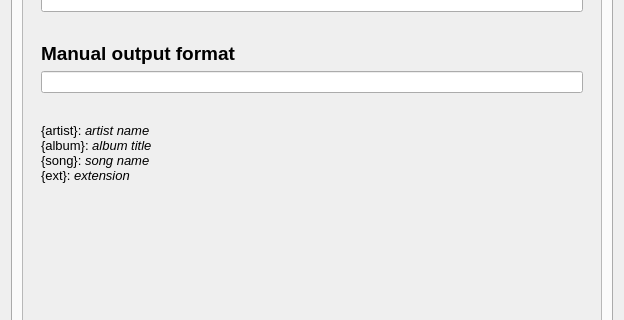
Old version of the form res/ui/preferenceswindow.ui in the repository Docheinstein/music-dragon; both pictures show x 0 to 624 and y 383 to 703 of the 624 by 821 pixel window.
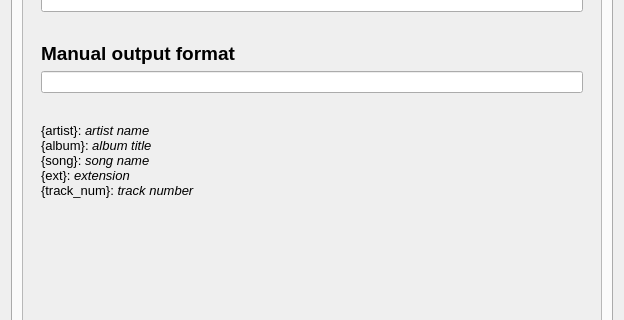
New version of the form. Icons and pictures are not drawn. Custom widgets are drawn as their Qt base class.

Commit message: Add {track_num} to output format

Patch:
```diff
--- a/res/ui/preferenceswindow.ui
+++ b/res/ui/preferenceswindow.ui
@@ -286,7 +286,7 @@
               <item>
                <widget class="QLabel" name="label_4">
                 <property name="text">
-                 <string>&lt;html&gt;&lt;head/&gt;&lt;body&gt;&lt;p&gt;&lt;span style=&quot; font-size:10pt;&quot;&gt;{artist}: &lt;/span&gt;&lt;span style=&quot; font-size:10pt; font-style:italic;&quot;&gt;artist name&lt;/span&gt;&lt;span style=&quot; font-size:10pt;&quot;&gt;&lt;br/&gt;{album}: &lt;/span&gt;&lt;span style=&quot; font-size:10pt; font-style:italic;&quot;&gt;album title&lt;/span&gt;&lt;span style=&quot; font-size:10pt;&quot;&gt;&lt;br/&gt;{song}: &lt;/span&gt;&lt;span style=&quot; font-size:10pt; font-style:italic;&quot;&gt;song name&lt;/span&gt;&lt;span style=&quot; font-size:10pt;&quot;&gt;&lt;br/&gt;{ext}: &lt;/span&gt;&lt;span style=&quot; font-size:10pt; font-style:italic;&quot;&gt;extension&lt;/span&gt;&lt;/p&gt;&lt;/body&gt;&lt;/html&gt;</string>
+                 <string>&lt;html&gt;&lt;head/&gt;&lt;body&gt;&lt;p&gt;&lt;span style=&quot; font-size:10pt;&quot;&gt;{artist}: &lt;/span&gt;&lt;span style=&quot; font-size:10pt; font-style:italic;&quot;&gt;artist name&lt;/span&gt;&lt;span style=&quot; font-size:10pt;&quot;&gt;&lt;br/&gt;{album}: &lt;/span&gt;&lt;span style=&quot; font-size:10pt; font-style:italic;&quot;&gt;album title&lt;/span&gt;&lt;span style=&quot; font-size:10pt;&quot;&gt;&lt;br/&gt;{song}: &lt;/span&gt;&lt;span style=&quot; font-size:10pt; font-style:italic;&quot;&gt;song name&lt;/span&gt;&lt;span style=&quot; font-size:10pt;&quot;&gt;&lt;br/&gt;{ext}: &lt;/span&gt;&lt;span style=&quot; font-size:10pt; font-style:italic;&quot;&gt;extension&lt;/span&gt;&lt;span style=&quot; font-size:10pt;&quot;&gt;&lt;br/&gt;{track_num}: &lt;/span&gt;&lt;span style=&quot; font-size:10pt; font-style:italic;&quot;&gt;track number&lt;/span&gt;&lt;/p&gt;&lt;/body&gt;&lt;/html&gt;</string>
                 </property>
                 <property name="wordWrap">
                  <bool>true</bool>
```
The commit also changes 2 other files.
